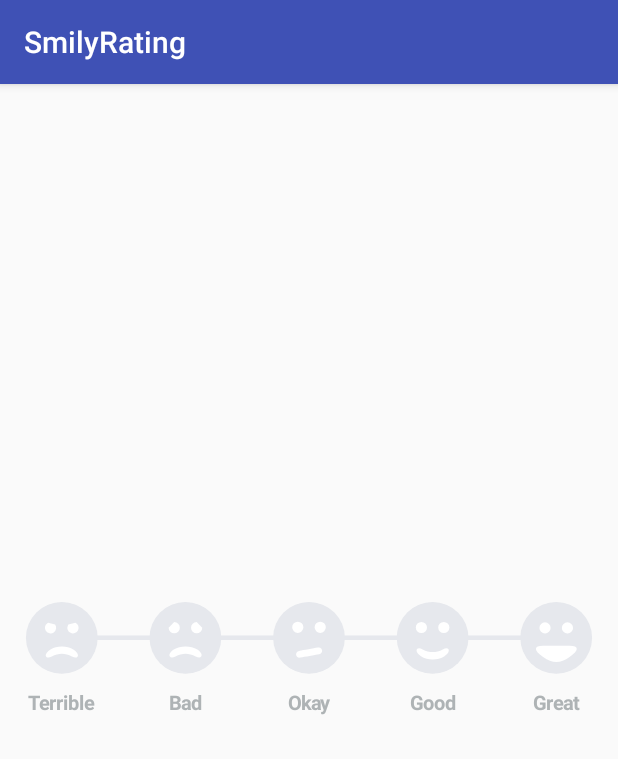
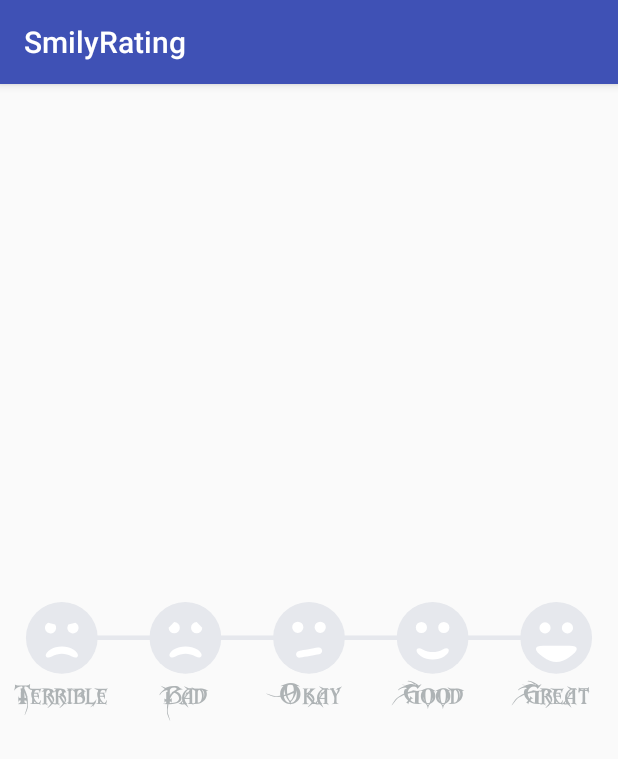
Before and after one commit to sujithkanna/SmileyRating, an Android app: the screen it shows after launch (MainActivity), on a phone screen of 412 x 824 dp. Shown: the top 759 px of the screen. Run offline under Robolectric (Android 15) with nearby library versions, the phone set to English and light mode, and no system bars.

Commit message:
Update typeface sample

```diff
--- a/app/src/main/java/com/example/smilyrating/MainActivity.java
+++ b/app/src/main/java/com/example/smilyrating/MainActivity.java
@@ -1,6 +1,8 @@
 package com.example.smilyrating;
 
+import android.graphics.Typeface;
 import android.os.Bundle;
+import android.os.Handler;
 import android.support.v7.app.AppCompatActivity;
 import android.util.Log;
 
@@ -20,7 +22,8 @@ public class MainActivity extends AppCompatActivity implements SmileRating.OnSmi
         mSmileRating = (SmileRating) findViewById(R.id.ratingView);
         mSmileRating.setOnSmileySelectionListener(this);
         mSmileRating.setOnRatingSelectedListener(this);
-        mSmileRating.setSelectedSmile(BaseRating.NONE);
+        Typeface typeface = Typeface.createFromAsset(getAssets(), "MetalMacabre.ttf");
+        mSmileRating.setTypeface(typeface);
     }
 
     @Override
@@ -41,6 +44,9 @@ public class MainActivity extends AppCompatActivity implements SmileRating.OnSmi
             case SmileRating.TERRIBLE:
                 Log.i(TAG, "Terrible");
                 break;
+            case SmileRating.NONE:
+                Log.i(TAG, "None");
+                break;
         }
     }
 
```
Also changed, not shown: app/src/main/assets/MetalMacabre.ttf (added).
